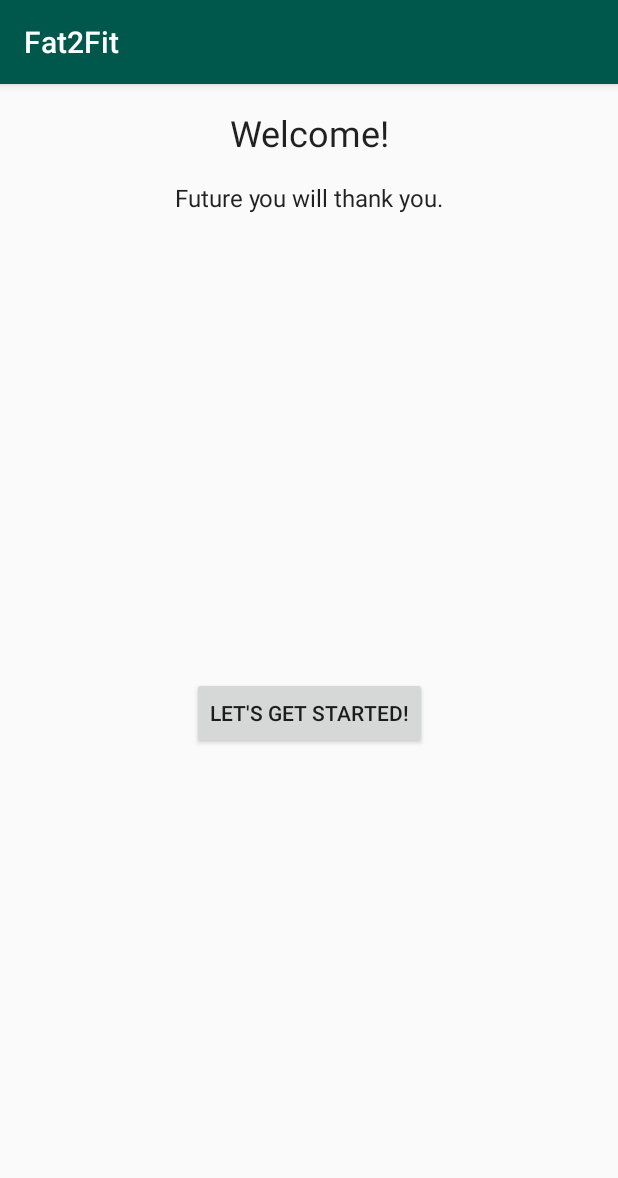
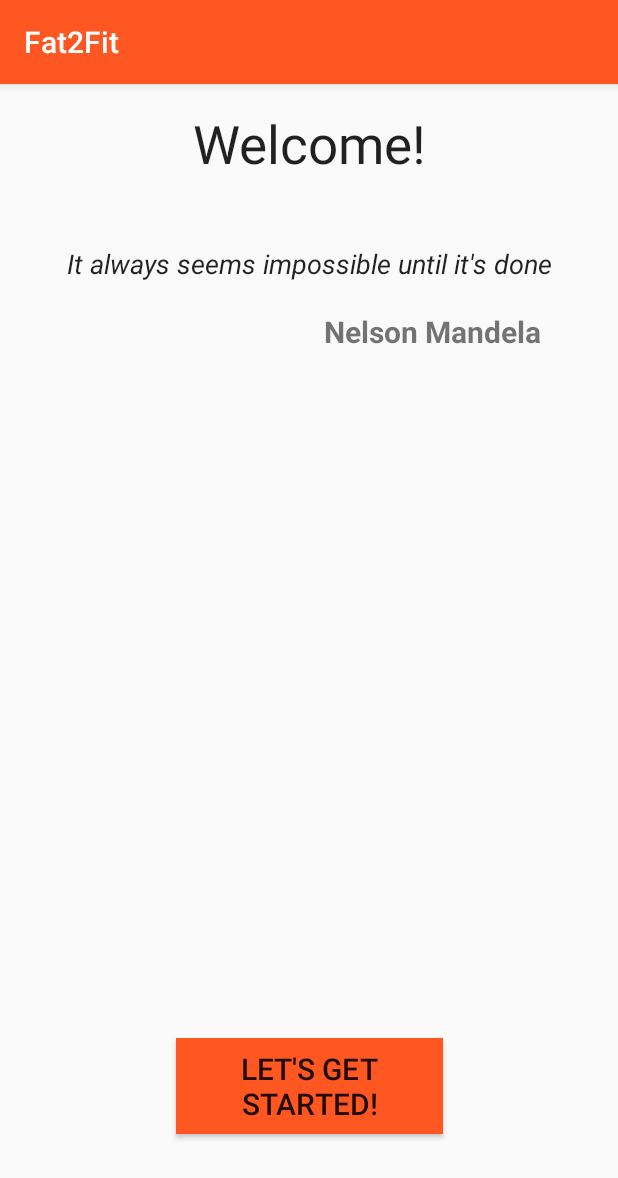
Before and after one commit to markscottUWS/MNSAProject, an Android app: the screen it shows after launch (MainActivity), on a phone screen of 412 x 824 dp. Shown: the top 1178 px of the screen. Run offline under Robolectric (Android 15) with nearby library versions, the phone set to English and light mode, and no system bars.

Commit message:
Colors and word styles
colors and word styles in WelcomeFirst and WelcomeSecond pages

```diff
--- a/app/src/main/java/uk/ac/uws/mnsaproject/WelcomeFirst.java
+++ b/app/src/main/java/uk/ac/uws/mnsaproject/WelcomeFirst.java
@@ -91,6 +91,8 @@ public class WelcomeFirst extends Fragment {
         mListener = null;
     }
 
+
+
     /**
      * This interface must be implemented by activities that contain this
      * fragment to allow an interaction in this fragment to be communicated
--- a/app/src/main/res/drawable/ic_launcher_background.xml
+++ b/app/src/main/res/drawable/ic_launcher_background.xml
@@ -5,7 +5,7 @@
     android:viewportWidth="108"
     android:viewportHeight="108">
     <path
-        android:fillColor="#008577"
+        android:fillColor="#41533b"
         android:pathData="M0,0h108v108h-108z" />
     <path
         android:fillColor="#00000000"
--- a/app/src/main/res/layout/fragment_welcome_first.xml
+++ b/app/src/main/res/layout/fragment_welcome_first.xml
@@ -9,36 +9,59 @@
 
     <TextView
         android:id="@+id/main_welcome_textview"
+        style="@style/TextAppearance.AppCompat.Headline"
         android:layout_width="wrap_content"
         android:layout_height="wrap_content"
-        app:layout_constraintTop_toTopOf="parent"
+        android:gravity="center"
+        android:text="@string/welcome"
+        android:textSize="35sp"
         app:layout_constraintLeft_toLeftOf="parent"
         app:layout_constraintRight_toRightOf="parent"
-        android:gravity="center"
-        android:text="@string/welcome"
-        style="@style/TextAppearance.AppCompat.Headline"
-        />
+        app:layout_constraintTop_toTopOf="parent" />
 
     <TextView
         android:id="@+id/sub_welcome_textview"
+        style="@style/TextAppearance.AppCompat.Subhead"
         android:layout_width="wrap_content"
         android:layout_height="wrap_content"
-        app:layout_constraintTop_toBottomOf="@id/main_welcome_textview"
+        android:layout_marginTop="44dp"
+        android:text="It always seems impossible until it's done"
+        android:textSize="18sp"
+        android:textStyle="italic"
         app:layout_constraintLeft_toLeftOf="parent"
         app:layout_constraintRight_toRightOf="parent"
-        android:text="@string/welcome_sub"
-        android:layout_marginTop="@dimen/margin_standard"
-        style="@style/TextAppearance.AppCompat.Subhead"/>
+        app:layout_constraintTop_toBottomOf="@id/main_welcome_textview" />
 
     <Button
         android:id="@+id/get_started_button"
-        android:layout_width="wrap_content"
-        android:layout_height="wrap_content"
-        app:layout_constraintTop_toBottomOf="@id/sub_welcome_textview"
+        android:layout_width="178dp"
+        android:layout_height="64dp"
+        android:background="@color/colorButton"
+        android:text="@string/get_started"
+        android:textSize="20sp"
         app:layout_constraintBottom_toBottomOf="parent"
         app:layout_constraintLeft_toLeftOf="parent"
         app:layout_constraintRight_toRightOf="parent"
-        android:text="@string/get_started"/>
+        app:layout_constraintTop_toBottomOf="@id/sub_welcome_textview"
+        app:layout_constraintVertical_bias="0.906" />
+
+    <TextView
+        android:id="@+id/textView"
+        android:layout_width="168dp"
+        android:layout_height="38dp"
+        android:layout_marginBottom="113dp"
+        android:layout_marginEnd="1dp"
+        android:layout_marginStart="199dp"
+        android:layout_marginTop="13dp"
+        android:text="Nelson Mandela"
+        android:textSize="20sp"
+        android:textStyle="bold"
+        app:layout_constraintBottom_toTopOf="@+id/get_started_button"
+        app:layout_constraintEnd_toEndOf="parent"
+        app:layout_constraintHorizontal_bias="0.062"
+        app:layout_constraintStart_toStartOf="parent"
+        app:layout_constraintTop_toBottomOf="@+id/sub_welcome_textview"
+        app:layout_constraintVertical_bias="0.018" />
 
 
 </android.support.constraint.ConstraintLayout>
--- a/app/src/main/res/values/colors.xml
+++ b/app/src/main/res/values/colors.xml
@@ -1,6 +1,7 @@
 <?xml version="1.0" encoding="utf-8"?>
 <resources>
-    <color name="colorPrimary">#00574B</color>
-    <color name="colorPrimaryDark">#00574B</color>
-    <color name="colorAccent">#D81B60</color>
+    <color name="colorPrimary">#ff5722</color>
+    <color name="colorPrimaryDark">#9e9e9e</color>
+    <color name="colorAccent">#607d8b</color>
+    <color name="colorButton">#ff5722</color>
 </resources>
```
Also changed, not shown: app/src/main/java/uk/ac/uws/mnsaproject/Details_count.java (added, +103 -0 lines), app/src/main/res/layout/fragment_details_count.xml (added, +79 -0 lines), app/src/main/res/layout/fragment_welcome_second.xml (+24 -17 lines), app/src/main/res/values/ids.xml (added, +8 -0 lines), 1 other file.
